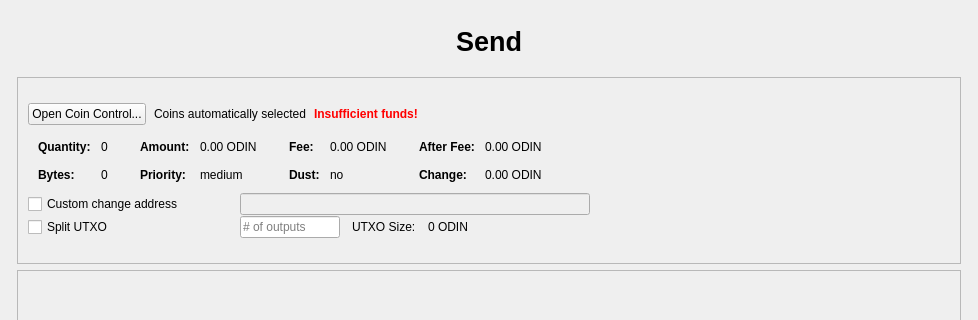
First picture: the form in src/qt/forms/sendcoinsdialog.ui, repository Manbearpixel/Odin, before the edit; both pictures show x 0 to 978 and y 0 to 320 of the 978 by 695 pixel window.
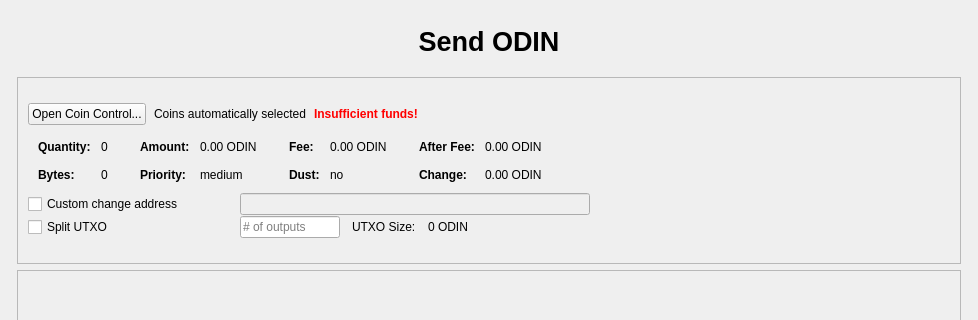
Second picture: the form after the edit. Custom widgets are drawn as their Qt base class.

```diff
--- a/src/qt/forms/sendcoinsdialog.ui
+++ b/src/qt/forms/sendcoinsdialog.ui
@@ -79,7 +79,7 @@
              </font>
             </property>
             <property name="text">
-             <string>Send</string>
+             <string>Send ODIN</string>
             </property>
             <property name="alignment">
              <set>Qt::AlignCenter</set>
```
Left out of the diff: 10 changed lines with no effect on the pictures.
